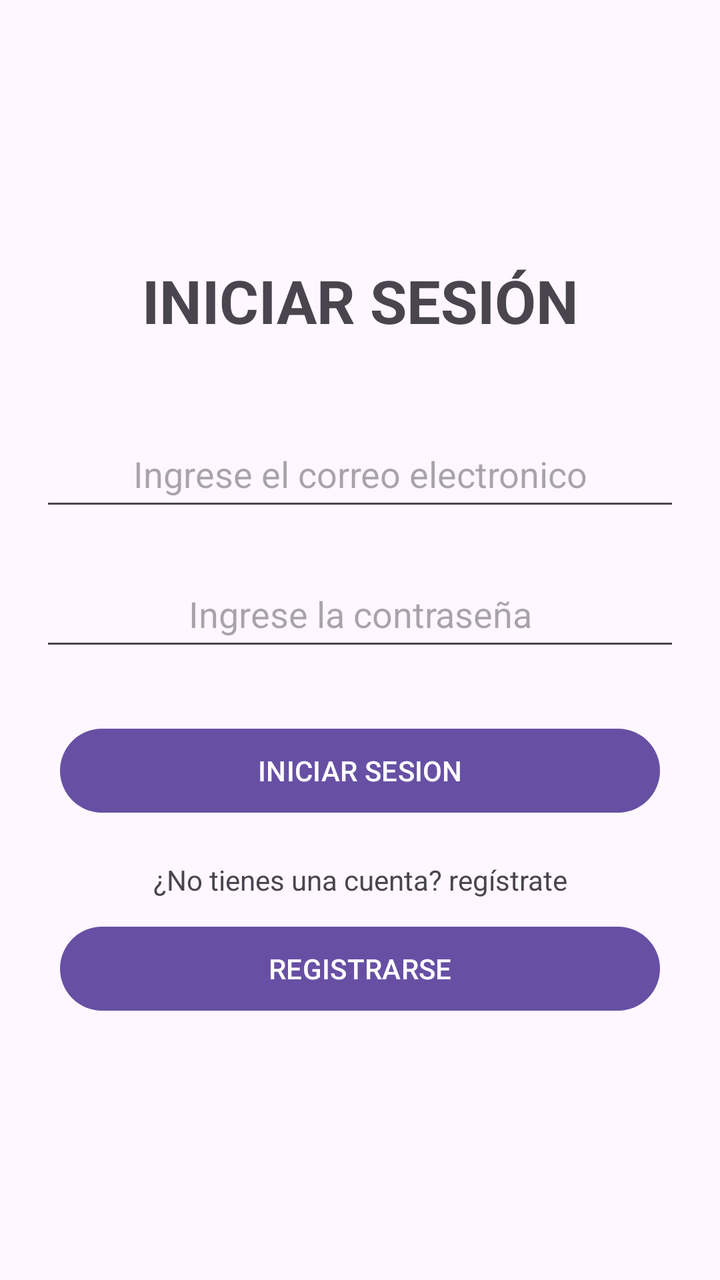
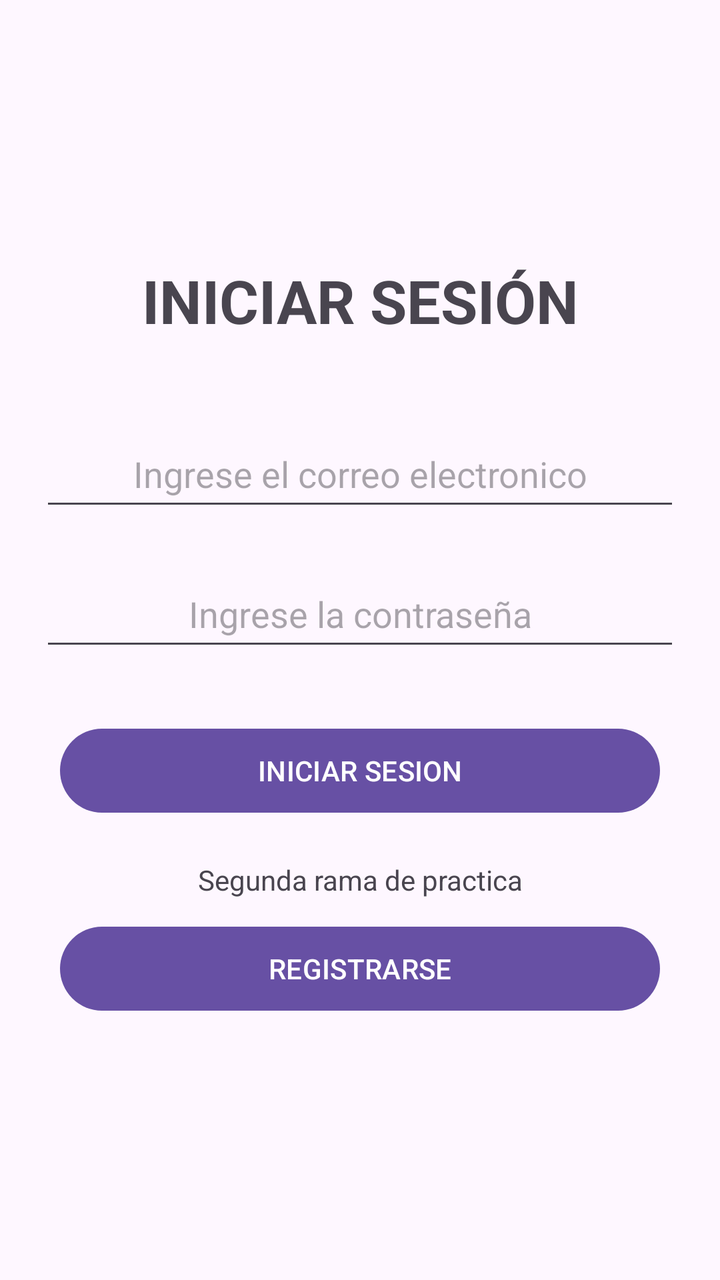

Two renders of the same Android screen: before a commit and after it. Below are the layout's source before the change and the commit's diff.
<!-- AndroidManifest.xml: application theme Theme.ProyectoU2 -->
<!-- res/layout/activity_main.xml -->
<?xml version="1.0" encoding="utf-8"?>
<androidx.constraintlayout.widget.ConstraintLayout xmlns:android="http://schemas.android.com/apk/res/android"
    xmlns:app="http://schemas.android.com/apk/res-auto"
    xmlns:tools="http://schemas.android.com/tools"
    android:id="@+id/main"
    android:layout_width="match_parent"
    android:layout_height="match_parent"
    tools:context=".MainActivity">

    <TextView
        android:id="@+id/tvTitulo"
        android:layout_width="wrap_content"
        android:layout_height="wrap_content"
        android:text="INICIAR SESIÓN"
        android:textSize="30sp"
        android:textStyle="bold"
        android:layout_marginTop="130dp"
        app:layout_constraintEnd_toEndOf="parent"
        app:layout_constraintStart_toStartOf="parent"
        app:layout_constraintTop_toTopOf="parent" />

    <EditText
        android:id="@+id/etCorreo"
        android:layout_width="0dp"
        android:layout_height="50dp"
        android:hint="Ingrese el correo electronico"
        android:textAlignment="center"
        android:layout_marginStart="20dp"
        android:layout_marginEnd="20dp"
        android:layout_marginTop="40dp"
        app:layout_constraintTop_toBottomOf="@+id/tvTitulo"
        app:layout_constraintEnd_toEndOf="parent"
        app:layout_constraintStart_toStartOf="parent" />

    <EditText
        android:id="@+id/etPassword"
        android:layout_width="0dp"
        android:layout_height="50dp"
        android:hint="Ingrese la contraseña"
        android:textAlignment="center"
        android:layout_marginStart="20dp"
        android:layout_marginEnd="20dp"
        android:layout_marginTop="20dp"
        app:layout_constraintTop_toBottomOf="@+id/etCorreo"
        app:layout_constraintStart_toStartOf="parent"
        app:layout_constraintEnd_toEndOf="parent" />

    <Button
        android:id="@+id/btnIniciarSesion"
        android:layout_width="0dp"
        android:layout_height="50dp"
        android:text="INICIAR SESION"
        android:layout_marginStart="30dp"
        android:layout_marginEnd="30dp"
        android:layout_marginTop="30dp"
        app:layout_constraintTop_toBottomOf="@+id/etPassword"
        app:layout_constraintEnd_toEndOf="parent"
        app:layout_constraintStart_toStartOf="parent" />

    <TextView
        android:id="@+id/tvRegistrarte"
        android:layout_width="0dp"
        android:layout_height="wrap_content"
        android:text="¿No tienes una cuenta? regístrate"
        android:textAlignment="center"
        android:layout_marginTop="20dp"
        app:layout_constraintTop_toBottomOf="@id/btnIniciarSesion"
        app:layout_constraintEnd_toEndOf="parent"
        app:layout_constraintStart_toStartOf="parent" />

    <Button
        android:id="@+id/btnRegistrarse"
        android:layout_width="0dp"
        android:layout_height="50dp"
        android:text="REGISTRARSE"
        android:layout_marginStart="30dp"
        android:layout_marginEnd="30dp"
        android:layout_marginTop="10dp"
        app:layout_constraintTop_toBottomOf="@+id/tvRegistrarte"
        app:layout_constraintStart_toStartOf="parent"
        app:layout_constraintEnd_toEndOf="parent" />

</androidx.constraintlayout.widget.ConstraintLayout>
<!-- resources referenced by this layout -->
<resources>
  <style name="Theme.ProyectoU2" parent="Base.Theme.ProyectoU2" />
  <style name="Base.Theme.ProyectoU2" parent="Theme.Material3.DayNight.NoActionBar">
          
          
      </style>
</resources>

<!-- the commit's change to res/layout/activity_main.xml (unified diff, before → after) -->
@@ -61,7 +61,7 @@
         android:id="@+id/tvRegistrarte"
         android:layout_width="0dp"
         android:layout_height="wrap_content"
-        android:text="¿No tienes una cuenta? regístrate"
+        android:text="Segunda rama de practica"
         android:textAlignment="center"
         android:layout_marginTop="20dp"
         app:layout_constraintTop_toBottomOf="@id/btnIniciarSesion"
